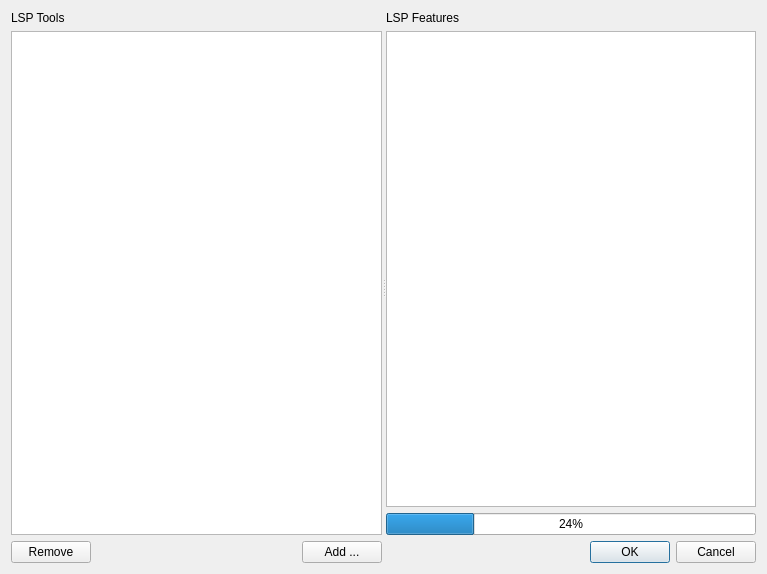
First picture: the form in ui/lsp_feature_setup_widget.ui, repository Toeger/SCE, before the edit.
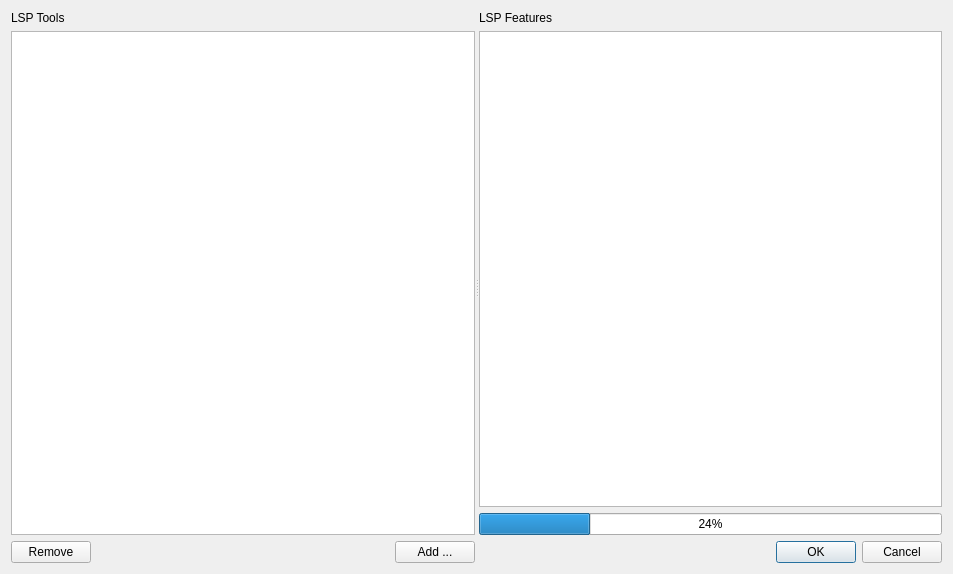
Second picture: the form after the edit.

Commit message: Added better checkbox for LSP feature selection.

What changed in the file:
```diff
--- a/ui/lsp_feature_setup_widget.ui
+++ b/ui/lsp_feature_setup_widget.ui
@@ -6,7 +6,7 @@
    <rect>
     <x>0</x>
     <y>0</y>
-    <width>767</width>
+    <width>953</width>
     <height>574</height>
    </rect>
   </property>
```
Left out of the diff: 3 changed lines with no effect on the pictures. The commit also changes 4 other files.
